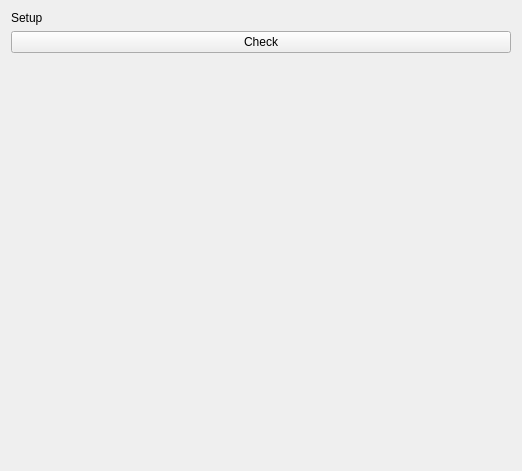
Old version of the form lfb_regeneration_wildlife_impact/gui/plugins/find_position/setup_device.ui in the repository b-lack/qgis-fim-plugin.
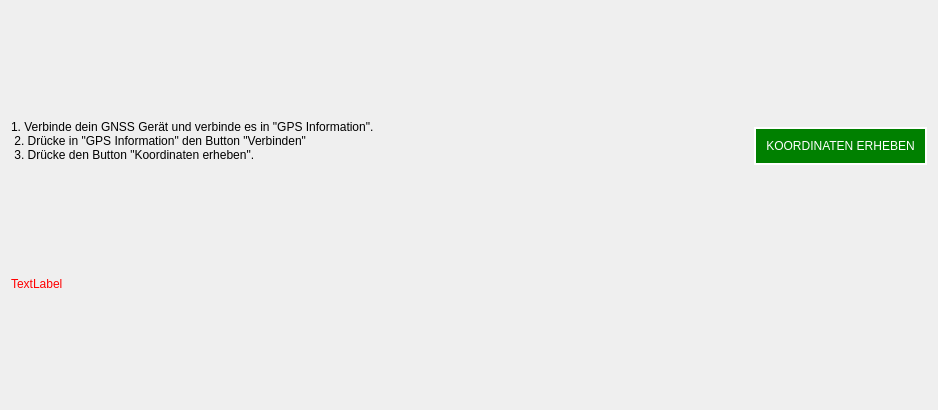
New version of the form.

The edit to the form file:
```diff
--- a/lfb_regeneration_wildlife_impact/gui/plugins/find_position/setup_device.ui
+++ b/lfb_regeneration_wildlife_impact/gui/plugins/find_position/setup_device.ui
@@ -6,8 +6,8 @@
    <rect>
     <x>0</x>
     <y>0</y>
-    <width>522</width>
-    <height>471</height>
+    <width>938</width>
+    <height>410</height>
    </rect>
   </property>
   <property name="windowTitle">
@@ -15,31 +15,70 @@
   </property>
   <layout class="QVBoxLayout" name="verticalLayout">
    <item>
-    <widget class="QLabel" name="geSetupLabel">
-     <property name="text">
-      <string>Setup</string>
-     </property>
-    </widget>
+    <layout class="QHBoxLayout" name="horizontalLayout">
+     <item>
+      <widget class="QLabel" name="geSetupLabel">
+       <property name="sizePolicy">
+        <sizepolicy hsizetype="Preferred" vsizetype="Preferred">
+         <horstretch>1</horstretch>
+         <verstretch>0</verstretch>
+        </sizepolicy>
+       </property>
+       <property name="text">
+        <string>1. Verbinde dein GNSS Gerät und verbinde es in &quot;GPS Information&quot;.
+ 2. Drücke in &quot;GPS Information&quot; den Button &quot;Verbinden&quot;
+ 3. Drücke den Button &quot;Koordinaten erheben&quot;.</string>
+       </property>
+       <property name="wordWrap">
+        <bool>true</bool>
+       </property>
+      </widget>
+     </item>
+     <item>
+      <widget class="QPushButton" name="lfbGetCoordinatesGtn">
+       <property name="cursor">
+        <cursorShape>PointingHandCursor</cursorShape>
+       </property>
+       <property name="styleSheet">
+        <string notr="true">QPushButton{
+	border-radius: 20px;
+	border: 2px solid #333;
+	color: #555;
+	margin: 10px 0px 0px;
+	padding: 10px;
+}
+QPushButton:hover{
+	background-color: yellow;
+}
+QPushButton:enabled{
+	border-radius: 20px;
+	border: 2px solid #fff;
+	background-color: green;
+	color: #fff;
+}</string>
+       </property>
+       <property name="text">
+        <string>KOORDINATEN ERHEBEN</string>
+       </property>
+      </widget>
+     </item>
+    </layout>
    </item>
    <item>
-    <widget class="QPushButton" name="pushButton">
-     <property name="text">
-      <string>Check</string>
+    <widget class="QLabel" name="lfbGPSError">
+     <property name="sizePolicy">
+      <sizepolicy hsizetype="Preferred" vsizetype="Fixed">
+       <horstretch>0</horstretch>
+       <verstretch>0</verstretch>
+      </sizepolicy>
      </property>
-    </widget>
-   </item>
-   <item>
-    <spacer name="verticalSpacer">
-     <property name="orientation">
-      <enum>Qt::Vertical</enum>
+     <property name="styleSheet">
+      <string notr="true">color:#ff0000;</string>
      </property>
-     <property name="sizeHint" stdset="0">
-      <size>
-       <width>20</width>
-       <height>40</height>
-      </size>
+     <property name="text">
+      <string>TextLabel</string>
      </property>
-    </spacer>
+    </widget>
    </item>
   </layout>
  </widget>
```
Left out of the diff: 2 changed lines with no effect on the pictures.
